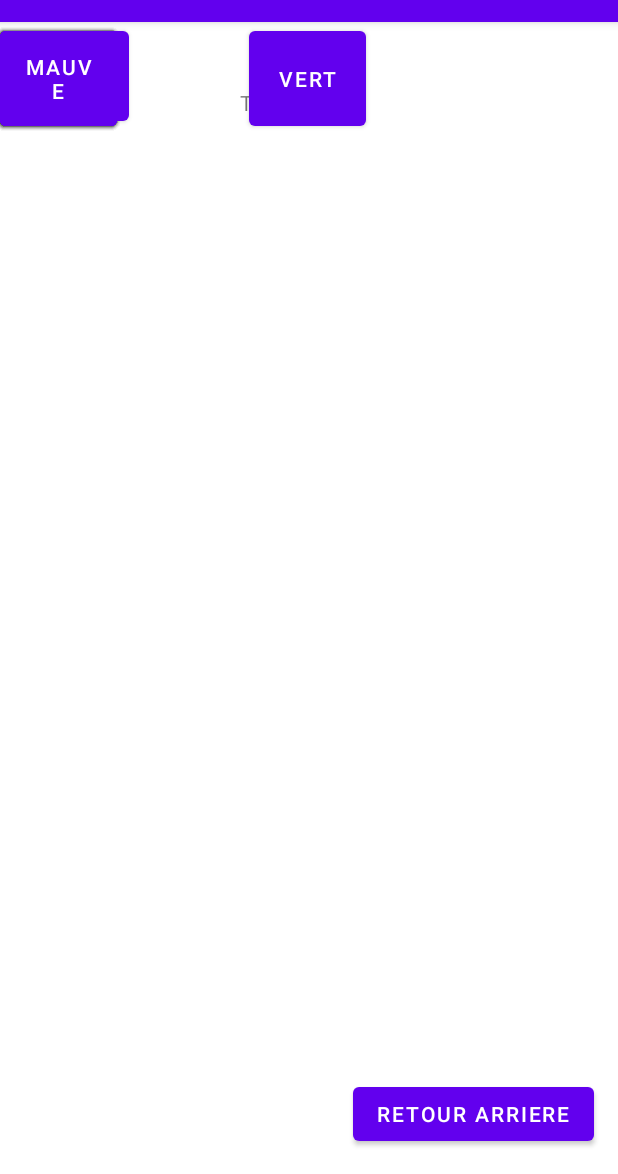
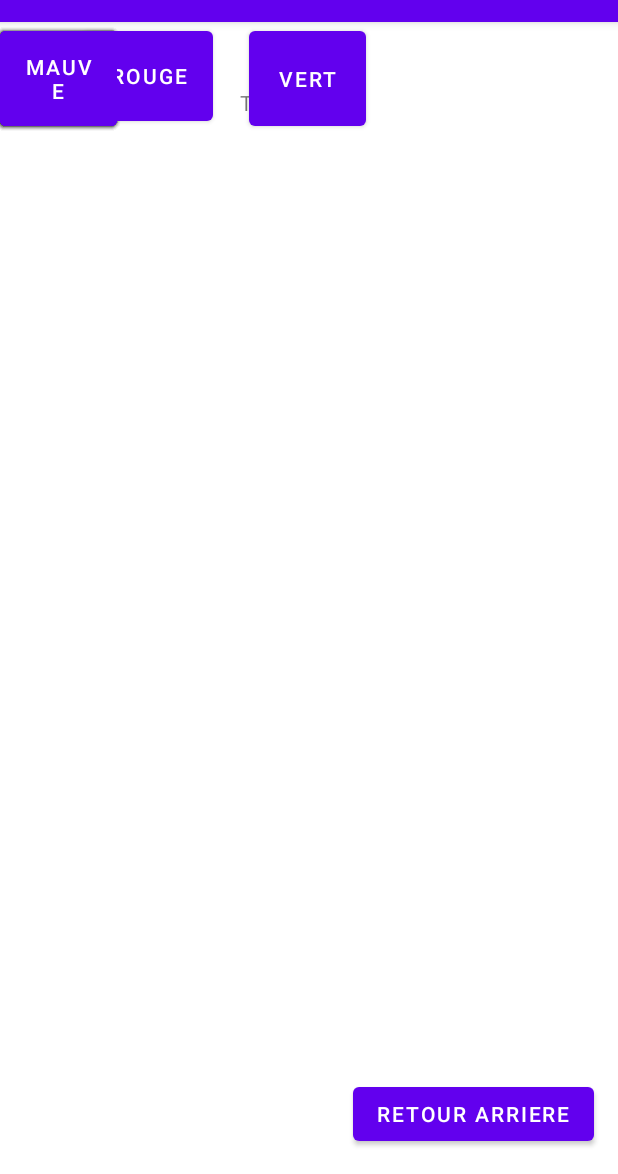
Before and after one commit to Jotarooo/retest4, an Android app: the CouleurActivity screen opened directly, with no data from a screen before it, on a phone screen of 412 x 824 dp, the part 62-1236 px from its top. Run offline under Robolectric (Android 15) with nearby library versions, the phone set to English and light mode, and no system bars.

```diff
--- a/app/src/main/res/layout/activity_couleur.xml
+++ b/app/src/main/res/layout/activity_couleur.xml
@@ -50,10 +50,11 @@
         android:id="@+id/button11"
         android:layout_width="86dp"
         android:layout_height="72dp"
+        android:layout_marginStart="56dp"
         android:text="@string/rouge"
+        app:layout_constraintStart_toStartOf="parent"
         tools:ignore="MissingConstraints"
-        tools:layout_editor_absoluteX="57dp"
-        tools:layout_editor_absoluteY="111dp" />
+        tools:layout_editor_absoluteY="115dp" />
 
     <Button
         android:id="@+id/button21"
```
